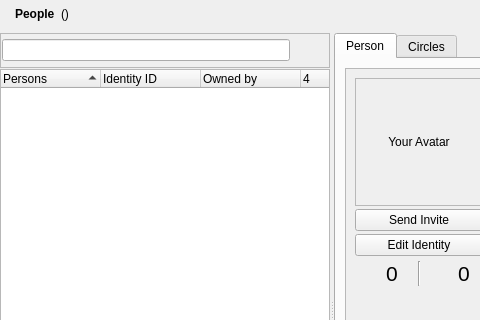
The window that retroshare-gui/src/gui/Identity/IdDialog.ui (RetroShare/RetroShare) describes before a commit, drawn with Qt 5; both pictures show x 0 to 480 and y 0 to 320 of the 878 by 584 pixel window.
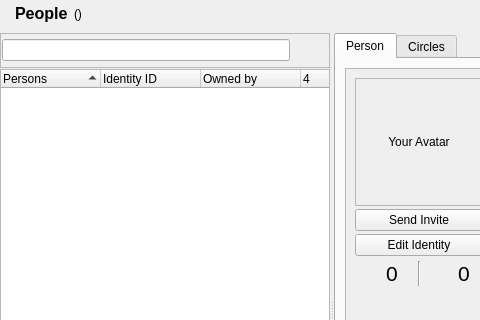
The same window after the commit. Icons and pictures are not drawn. Custom widgets are drawn as their Qt base class.

The edit to the form file:
```diff
--- a/retroshare-gui/src/gui/Identity/IdDialog.ui
+++ b/retroshare-gui/src/gui/Identity/IdDialog.ui
@@ -91,6 +91,7 @@
        <widget class="QLabel" name="titleBarLabel">
         <property name="font">
          <font>
+		<pointsize>12</pointsize>
           <weight>75</weight>
           <bold>true</bold>
          </font>
```
